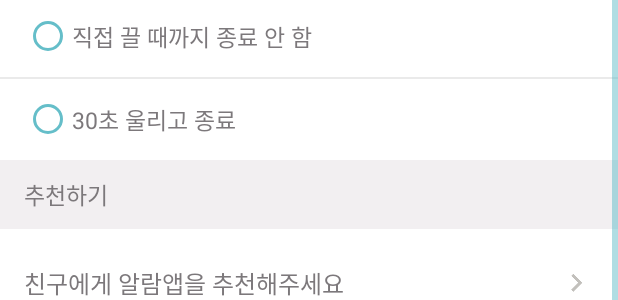
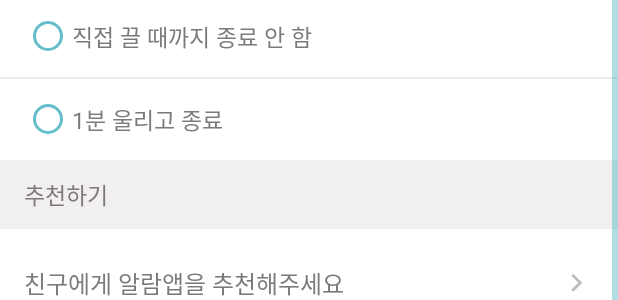
Before and after one commit to triplej0619/MimiAlarm, an Android app: the layout fragment_settings.xml on its own in the app's theme, with its tools: preview values and no code run, on a phone screen of 412 x 824 dp. Shown: the part 822-1122 px from the top of the screen. Run offline under Robolectric (Android 15) with nearby library versions, the phone set to English and light mode, and no system bars; Roboto replaces fonts that are not available here.

Commit message:
알람 유지 시간 설정 변경 : 30초 -> 1분

```diff
--- a/app/src/main/res/layout/fragment_settings.xml
+++ b/app/src/main/res/layout/fragment_settings.xml
@@ -292,7 +292,7 @@
                     style="@style/NotoSans.Regular.15.Gray1"
                     app:clickEvent="@{settingsViewModel.changeAlarmCloseTiming30sAfterCommand}"
                     android:checked="@{settingsViewModel.alarmCloseTiming == 1 ? true : false}"
-                    android:text="@string/settings_alarm_terminate_timing_30s"
+                    android:text="@string/settings_alarm_terminate_timing_60s"
                     android:layout_centerVertical="true"
                     android:layout_width="match_parent"
                     android:layout_height="match_parent" />
--- a/app/src/main/res/values/strings_main_settings.xml
+++ b/app/src/main/res/values/strings_main_settings.xml
@@ -11,7 +11,7 @@
     <string name="settings_ad_video_not_load_yet">광고영상이 아직 로딩되지 않았습니다. 잠시만 기다려주세요.</string>
 
     <string name="settings_alarm_terminate_timing">알람 종료 시점 설정</string>
-    <string name="settings_alarm_terminate_timing_30s">30초 울리고 종료</string>
+    <string name="settings_alarm_terminate_timing_60s">1분 울리고 종료</string>
     <string name="settings_alarm_terminate_timing_wait_me">직접 끌 때까지 종료 안 함</string>
 
     <string name="settings_timer_volume">타이머 볼륨 설정</string>
```
